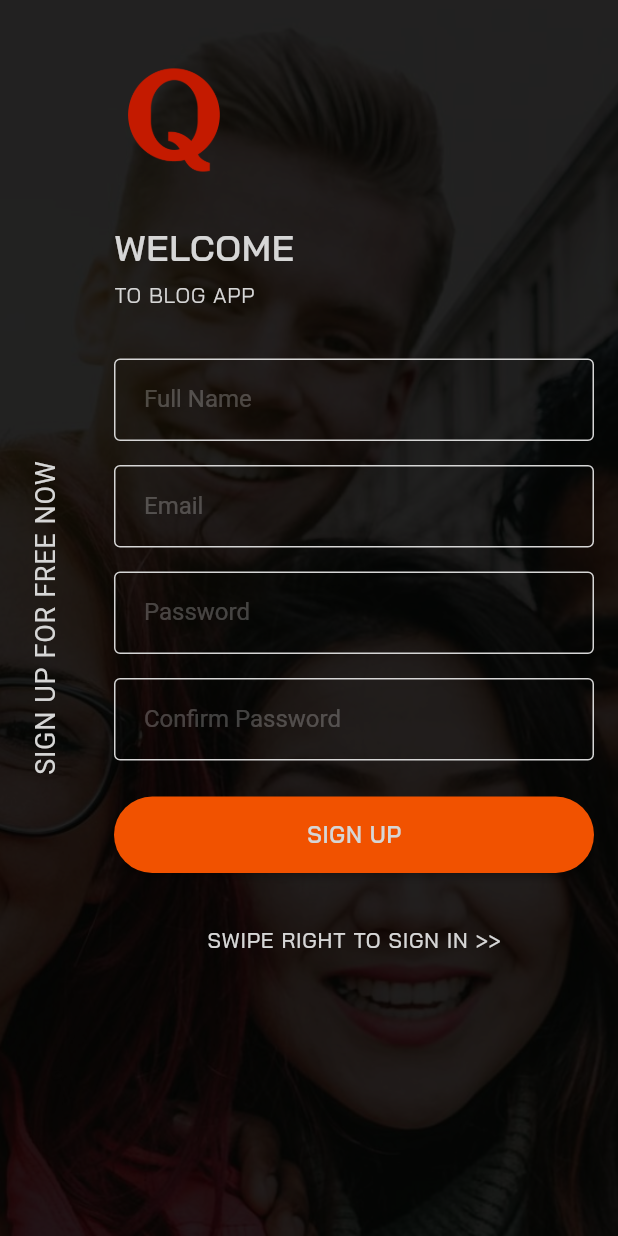
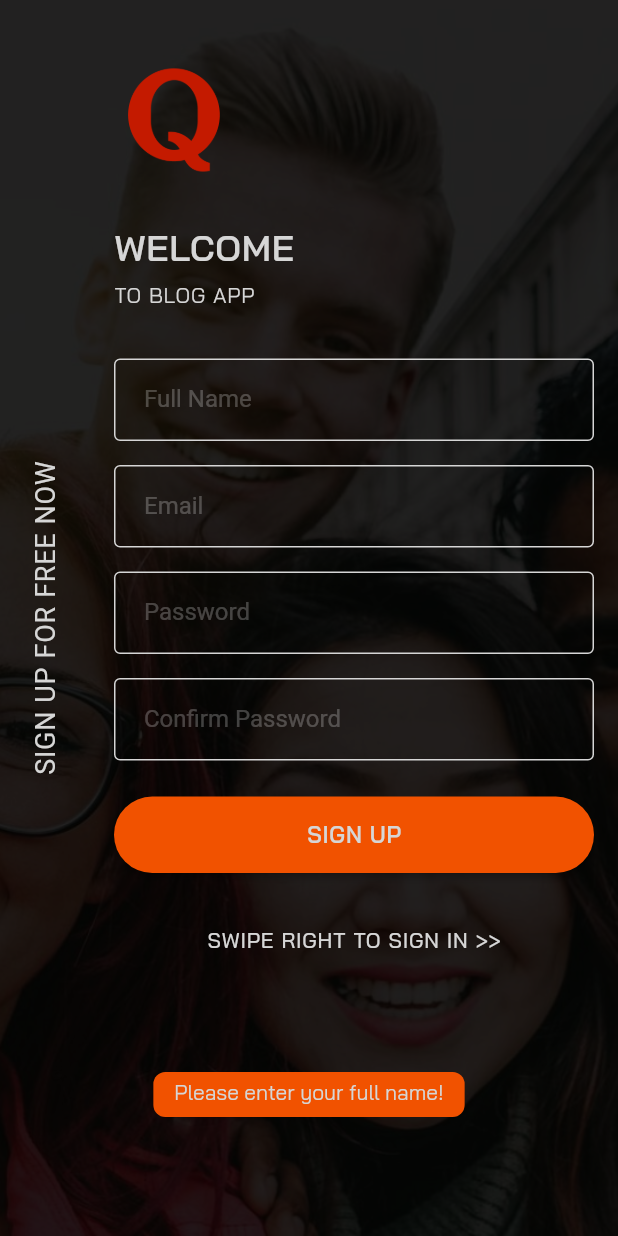
Before and after one commit to RafatMeraz/blog_app, a Flutter app: the SignUp screen opened directly, after a tap on "SIGN UP", on a phone screen of 412 x 824 dp. Run offline on Flutter 3.47's test engine with Material 2 defaults, Android fonts, the phone set to English and light mode, and no system bars; our stand-ins replace bot_toast, font_awesome_flutter, modal_progress_hud, shared_preferences; accounts and stored records are empty.

Commit message:
signup backend connected

```diff
--- a/lib/src/app.dart
+++ b/lib/src/app.dart
@@ -1,5 +1,6 @@
 import 'package:blogapp/src/services/shared_pref_services/shared_pref_services.dart';
 import 'package:blogapp/src/views/ui/authenticate_page.dart';
+import 'package:bot_toast/bot_toast.dart';
 import 'package:flutter/material.dart';
 import 'package:provider/provider.dart';
 
@@ -27,6 +28,8 @@ class _BlogAppState extends State<BlogApp> {
         theme: ThemeData(
           fontFamily: 'BaiJamjuree'
         ),
+        builder: BotToastInit(), //1. call BotToastInit
+        navigatorObservers: [BotToastNavigatorObserver()],
         debugShowCheckedModeBanner: false,
         home: AuthencatePage(),
       ),
--- a/lib/src/business_logic/model_view/signup_modelview.dart
+++ b/lib/src/business_logic/model_view/signup_modelview.dart
@@ -1,5 +1,7 @@
 import 'package:blogapp/src/services/shared_pref_services/shared_pref_services.dart';
 import 'package:blogapp/src/services/web_services/blog_api_services.dart';
+import 'package:blogapp/src/views/utils/contraints.dart';
+import 'package:bot_toast/bot_toast.dart';
 import 'package:flutter/cupertino.dart';
 
 class SignUpModelView with ChangeNotifier{
@@ -12,11 +14,15 @@ class SignUpModelView with ChangeNotifier{
     var _response = await _blogApiServices.userSignUp(name, email, password);
     inProgress = false;
     notifyListeners();
-    print(_response);
     if (_response['error']){
-      print(_response['status']);
+      BotToast.showText(
+          text: _response['status'],
+          contentColor: kDarkOrange,
+          textStyle: TextStyle(
+              color: kSoftWhite
+          )
+      );
     } else {
-
     }
   }
 }
--- a/lib/src/views/ui/change_name.dart
+++ b/lib/src/views/ui/change_name.dart
@@ -38,6 +38,7 @@ class ChangeName extends StatelessWidget {
               hintText: 'email@example.com',
               dark: false,
               enable: false,
+              textEditingController: null,
             ),
             SingleLineInputTextField(
               obscureText: false,
@@ -45,6 +46,7 @@ class ChangeName extends StatelessWidget {
               hintText: 'user name',
               dark: false,
               enable: true,
+              textEditingController: null,
             ),
             RoundedRaisedButton(
               color: kDarkOrange,
--- a/lib/src/views/ui/signin.dart
+++ b/lib/src/views/ui/signin.dart
@@ -4,6 +4,9 @@ import 'package:blogapp/src/views/utils/reuseable_widgets.dart';
 import 'package:flutter/material.dart';
 
 class SignIn extends StatelessWidget {
+  TextEditingController _emailController = TextEditingController();
+  TextEditingController _passwordController = TextEditingController();
+
   @override
   Widget build(BuildContext context) {
     return Scaffold(
@@ -90,6 +93,7 @@ class SignIn extends StatelessWidget {
                         obscureText: false,
                         dark: true,
                         enable: true,
+                        textEditingController: _emailController,
                       ),
                       SingleLineInputTextField(
                         hintText: 'Password',
@@ -97,6 +101,7 @@ class SignIn extends StatelessWidget {
                         obscureText: true,
                         dark: true,
                         enable: true,
+                        textEditingController: _passwordController,
                       ),
                       RoundedRaisedButton(
                         color: kDarkOrange,
--- a/lib/src/views/ui/signup.dart
+++ b/lib/src/views/ui/signup.dart
@@ -1,6 +1,7 @@
 import 'package:blogapp/src/business_logic/model_view/signup_modelview.dart';
 import 'package:blogapp/src/views/utils/contraints.dart';
 import 'package:blogapp/src/views/utils/reuseable_widgets.dart';
+import 'package:bot_toast/bot_toast.dart';
 import 'package:flutter/material.dart';
 import 'package:modal_progress_hud/modal_progress_hud.dart';
 import 'package:provider/provider.dart';
@@ -8,6 +9,12 @@ import 'package:provider/provider.dart';
 import 'home.dart';
 
 class SignUp extends StatelessWidget {
+
+  TextEditingController _nameController = TextEditingController();
+  TextEditingController _passwordController = TextEditingController();
+  TextEditingController _confirmPasswordController = TextEditingController();
+  TextEditingController _emailController = TextEditingController();
+
   @override
   Widget build(BuildContext context) {
     var signUpModelView = Provider.of<SignUpModelView>(context);
@@ -97,6 +104,7 @@ class SignUp extends StatelessWidget {
                           obscureText: false,
                           dark: true,
                           enable: true,
+                          textEditingController: _nameController,
                         ),
                         SingleLineInputTextField(
                           hintText: 'Email',
@@ -104,6 +112,7 @@ class SignUp extends StatelessWidget {
                           obscureText: false,
                           dark: true,
                           enable: true,
+                          textEditingController: _emailController,
                         ),
                         SingleLineInputTextField(
                           hintText: 'Password',
@@ -111,6 +120,7 @@ class SignUp extends StatelessWidget {
                           obscureText: true,
                           dark: true,
                           enable: true,
+                          textEditingController: _passwordController,
                         ),
                         SingleLineInputTextField(
                           hintText: 'Confirm Password',
@@ -118,13 +128,59 @@ class SignUp extends StatelessWidget {
                           obscureText: true,
                           dark: true,
                           enable: true,
+                          textEditingController: _confirmPasswordController,
                         ),
                         RoundedRaisedButton(
                           color: kDarkOrange,
                           textColor: kSoftWhite,
                           text: 'SIGN UP',
                           onPress: (){
-                            signUpModelView.signUp("Kaniz Fatema", 'kaniz@gmail.com', 'kaniz');
+                            bool emailValid = RegExp(r"^[a-zA-Z0-9.a-zA-Z0-9.!#$%&'*+-/=?^_`{|}~]+@[a-zA-Z0-9]+\.[a-zA-Z]+").hasMatch(_emailController.text.trim());
+                            if (_nameController.text.trim().isNotEmpty){
+                              if (emailValid){
+                                if (_passwordController.text.length >= 6){
+                                  if (_passwordController.text == _confirmPasswordController.text){
+                                    signUpModelView.signUp(
+                                        _nameController.text.trim(),
+                                        _emailController.text.trim(),
+                                        _passwordController.text
+                                    );
+                                  } else {
+                                    BotToast.showText(
+                                        text: 'Both password does not match!',
+                                        contentColor: kDarkOrange,
+                                        textStyle: TextStyle(
+                                          color: kSoftWhite
+                                        )
+                                    );
+                                  }
+                                } else {
+                                  BotToast.showText(
+                                      text: 'Please enter a passwor more than 6 letters!',
+                                      contentColor: kDarkOrange,
+                                      textStyle: TextStyle(
+                                          color: kSoftWhite
+                                      )
+                                  );
+                                }
+                              } else {
+                                BotToast.showText(
+                                    text: 'Please enter a valid email!',
+                                    contentColor: kDarkOrange,
+                                    textStyle: TextStyle(
+                                        color: kSoftWhite
+                                    )
+                                );
+                              }
+                            } else {
+                              BotToast.showText(
+                                  text: 'Please enter your full name!',
+                                  contentColor: kDarkOrange,
+                                  textStyle: TextStyle(
+                                      color: kSoftWhite
+                                  )
+                              );
+                            }
                           },
                         ),
                         SizedBox(
--- a/lib/src/views/ui/write_post.dart
+++ b/lib/src/views/ui/write_post.dart
@@ -5,6 +5,9 @@ import 'package:blogapp/src/views/utils/reuseable_widgets.dart';
 import 'package:flutter/material.dart';
 
 class WritePost extends StatelessWidget {
+  TextEditingController _titleController = TextEditingController();
+  TextEditingController _urlController = TextEditingController();
+
   @override
   Widget build(BuildContext context) {
     return Scaffold(
@@ -24,6 +27,7 @@ class WritePost extends StatelessWidget {
                 hintText: 'title',
                 enable: true,
                 dark: false,
+                textEditingController: _titleController,
               ),
               SingleLineInputTextField(
                 obscureText: false,
@@ -31,6 +35,7 @@ class WritePost extends StatelessWidget {
                 hintText: 'url',
                 enable: true,
                 dark: false,
+                textEditingController: _urlController,
               ),
               Container(
                 height: 300,
--- a/lib/src/views/utils/reuseable_widgets.dart
+++ b/lib/src/views/utils/reuseable_widgets.dart
@@ -8,13 +8,15 @@ class SingleLineInputTextField extends StatelessWidget {
     @required this.labelText,
     @required this.obscureText,
     @required this.dark,
-    @required this.enable
+    @required this.enable,
+    @required this.textEditingController
   });
 
   final String hintText, labelText;
   final bool obscureText;
   final bool dark;
   final bool enable;
+  final TextEditingController textEditingController;
 
   @override
   Widget build(BuildContext context) {
@@ -27,6 +29,7 @@ class SingleLineInputTextField extends StatelessWidget {
         child: TextField(
           enabled: enable,
           obscureText: obscureText,
+          controller: textEditingController,
           style: TextStyle(
               color: dark ? kSoftWhite : kSoftBlack
           ),
--- a/pubspec.yaml
+++ b/pubspec.yaml
@@ -27,6 +27,7 @@ dependencies:
   provider: ^4.1.1
   modal_progress_hud: ^0.1.3
   animations: ^1.0.0+5
+  bot_toast: ^3.0.0
 
 dev_dependencies:
   flutter_test:
```
Also changed, not shown: pubspec.lock.
